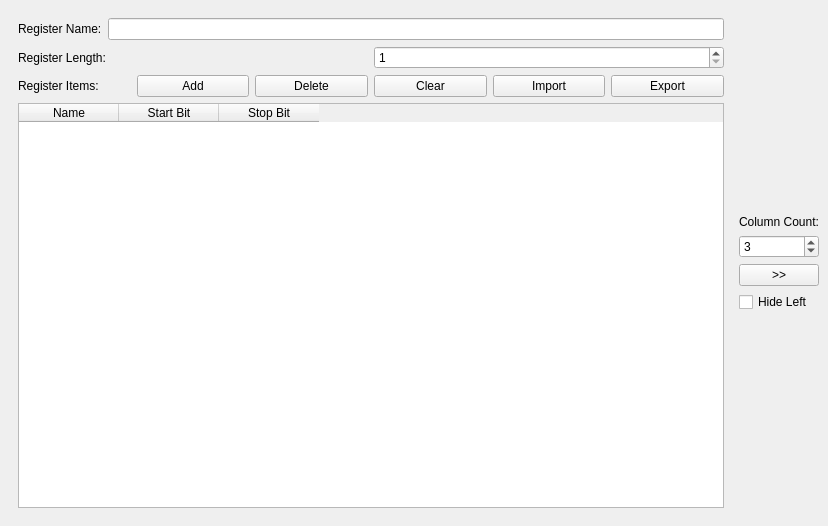
First picture: the form in mainwindow.ui, repository wh201906/RegCompiler, before the edit.
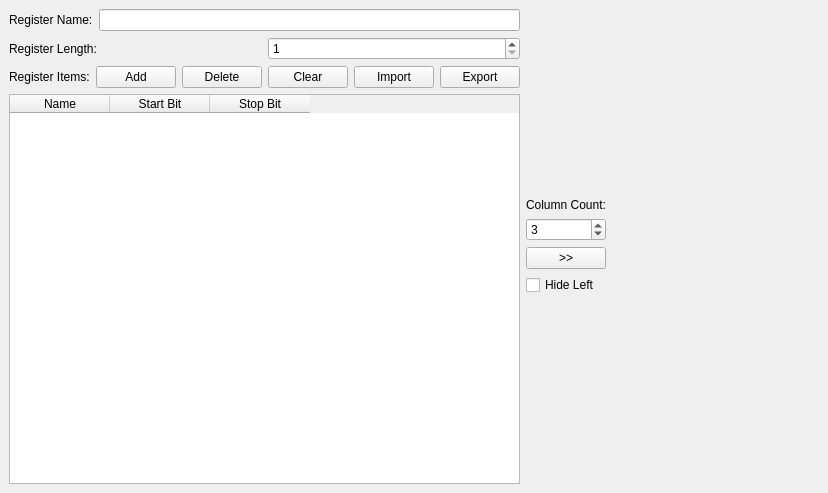
Second picture: the form after the edit.

Patch:
```diff
--- a/mainwindow.ui
+++ b/mainwindow.ui
@@ -7,7 +7,7 @@
     <x>0</x>
     <y>0</y>
     <width>828</width>
-    <height>526</height>
+    <height>493</height>
    </rect>
   </property>
   <property name="windowTitle">
@@ -18,6 +18,18 @@
     <item>
      <widget class="QFrame" name="leftFrame">
       <layout class="QVBoxLayout" name="leftLayout">
+       <property name="leftMargin">
+        <number>0</number>
+       </property>
+       <property name="topMargin">
+        <number>0</number>
+       </property>
+       <property name="rightMargin">
+        <number>0</number>
+       </property>
+       <property name="bottomMargin">
+        <number>0</number>
+       </property>
        <item>
         <layout class="QHBoxLayout" name="horizontalLayout_2">
          <item>
@@ -231,11 +243,45 @@
      </layout>
     </item>
     <item>
-     <layout class="QVBoxLayout" name="itemVLayout">
-      <property name="spacing">
-       <number>2</number>
+     <widget class="QScrollArea" name="scrollArea">
+      <property name="frameShape">
+       <enum>QFrame::NoFrame</enum>
       </property>
-     </layout>
+      <property name="widgetResizable">
+       <bool>true</bool>
+      </property>
+      <widget class="QWidget" name="scrollAreaWidgetContents">
+       <property name="geometry">
+        <rect>
+         <x>0</x>
+         <y>0</y>
+         <width>178</width>
+         <height>453</height>
+        </rect>
+       </property>
+       <layout class="QVBoxLayout" name="verticalLayout_4">
+        <property name="leftMargin">
+         <number>0</number>
+        </property>
+        <property name="topMargin">
+         <number>0</number>
+        </property>
+        <property name="rightMargin">
+         <number>0</number>
+        </property>
+        <property name="bottomMargin">
+         <number>0</number>
+        </property>
+        <item>
+         <layout class="QVBoxLayout" name="itemVLayout">
+          <property name="spacing">
+           <number>2</number>
+          </property>
+         </layout>
+        </item>
+       </layout>
+      </widget>
+     </widget>
     </item>
    </layout>
   </widget>
```
Left out of the diff: 2 changed lines with no effect on the pictures.
